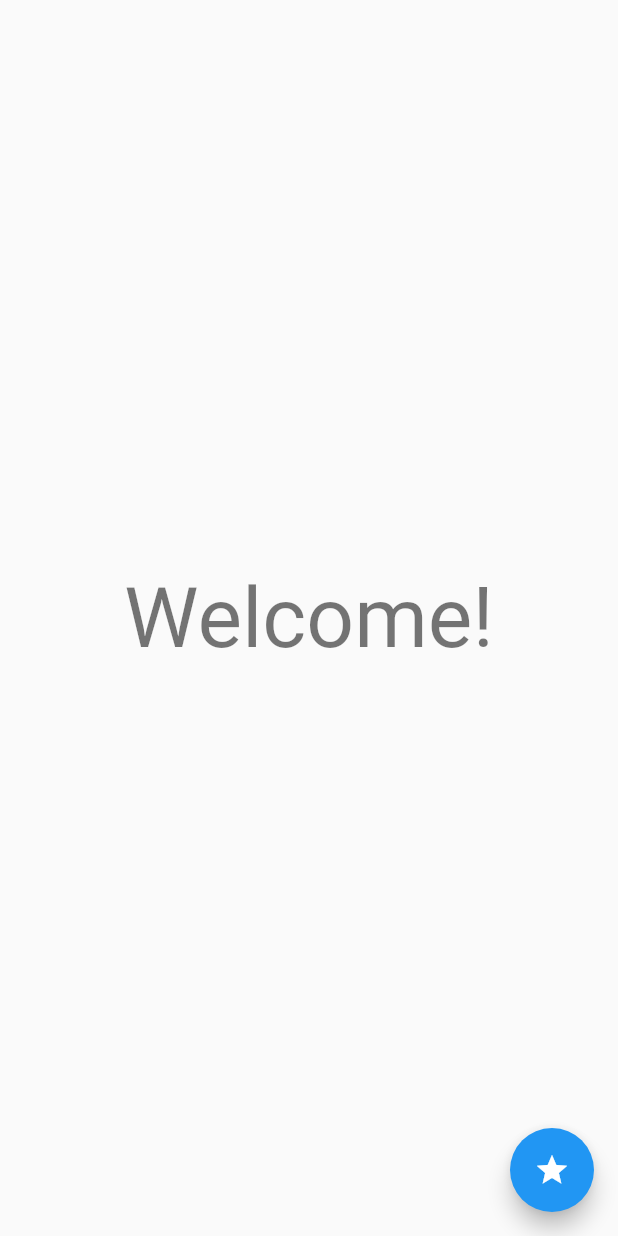
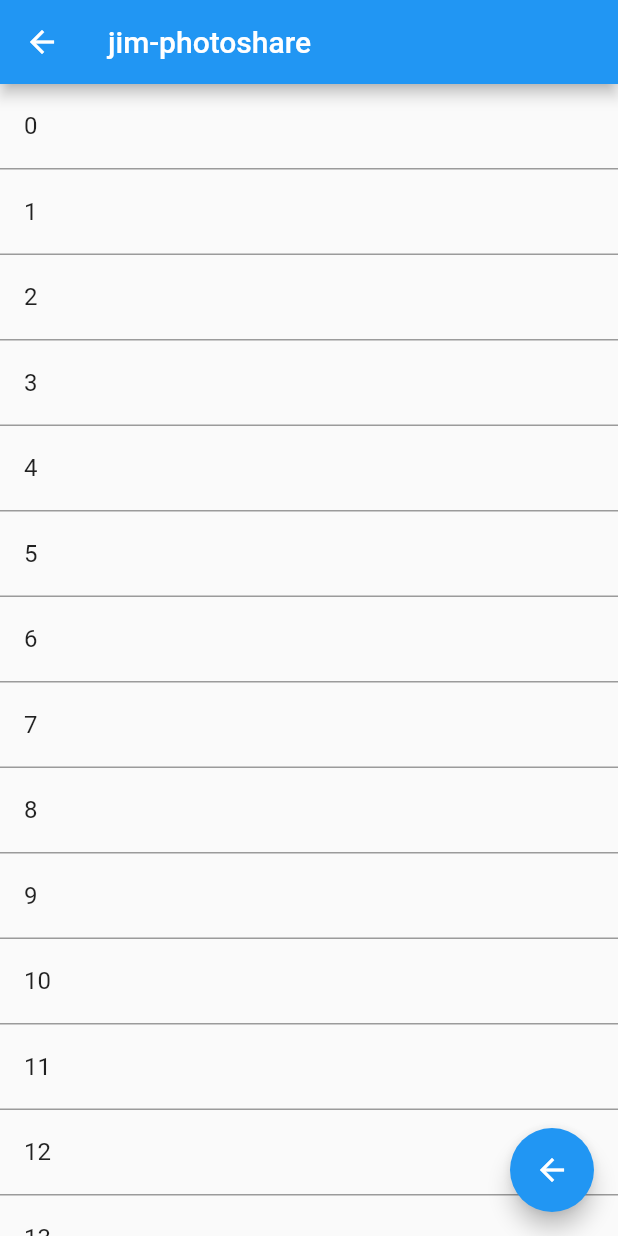
Before and after one commit to meganerisu/jimu-photoshare-flutter, a Flutter app: the WelcomeScreen screen opened by its route, on a phone screen of 412 x 824 dp. Run offline on Flutter 3.47's test engine with Material 2 defaults, Android fonts, the phone set to English and light mode, and no system bars; our stand-ins replace firebase_auth, firebase_core; accounts and stored records are empty.

Commit message:
ログイン後のページをlistviewに

```diff
--- a/photoshare_flutter/lib/main.dart
+++ b/photoshare_flutter/lib/main.dart
@@ -52,6 +52,16 @@ class SignUpScreen extends StatelessWidget {
       body: Center(
         child: SizedBox(
           width: 400,
+          // child: Column(
+          //   children: [
+          //     Card(
+          //       child: SignUpForm(),
+          //     ),
+          //     Text(_auth.currentUser != null
+          //         ? "hasdata" //_auth.currentUser.email
+          //         : "nodata")
+          //   ],
+          // ),
           child: Card(
             child: SignUpForm(),
           ),
@@ -74,12 +84,12 @@ class _SignUpFormState extends State<SignUpForm> {
   final GlobalKey<FormState> _formKey = GlobalKey<FormState>();
 
   double _formProgress = 0;
-  bool _success;
-  String _userEmail;
+  // bool _success;
+  // String _userEmail;
 
-  void _showWelcomeScreen() {
-    Navigator.of(context).pushNamed('/welcome');
-  }
+  // void _showWelcomeScreen() {
+  //   Navigator.of(context).pushNamed('/welcome');
+  // }
 
   void _signInWithEmailAndPassword() async {
     final User user = (await _auth.signInWithEmailAndPassword(
@@ -91,9 +101,9 @@ class _SignUpFormState extends State<SignUpForm> {
       setState(() {
         // _success = true;
         // _userEmail = user.email;
-        _usernameTextController.clear();
-        _passwordTextController.clear();
-        Navigator.of(context).pushNamed('/welcome');
+        // _usernameTextController.clear();
+        // _passwordTextController.clear();
+        Navigator.of(context).pushReplacementNamed('/welcome');
       });
     } else {
       setState(() {
--- a/photoshare_flutter/lib/sharepage.dart
+++ b/photoshare_flutter/lib/sharepage.dart
@@ -2,20 +2,34 @@ import 'package:flutter/material.dart';
 import 'package:firebase_auth/firebase_auth.dart';
 
 final FirebaseAuth _auth = FirebaseAuth.instance;
+var listItem = ["one", "two", "three", "four", "five", "six", "seven", "eight"];
 
 class WelcomeScreen extends StatelessWidget {
   @override
   Widget build(BuildContext context) {
     return Scaffold(
-      body: Center(
-        child: Text('Welcome!', style: Theme.of(context).textTheme.headline2),
+      appBar: AppBar(
+        title: const Text("jim-photoshare"),
       ),
+      body: ListView.builder(itemBuilder: (BuildContext context, int index) {
+        return Container(
+          decoration: BoxDecoration(
+            border: Border(bottom: BorderSide(color: Colors.black38)),
+          ),
+          child: ListTile(
+            title: Text("$index"),
+          ),
+        );
+      }),
+      // body: Center(
+      //   child: Text('Welcome!', style: Theme.of(context).textTheme.headline2),
+      // ),
       floatingActionButton: FloatingActionButton(
         onPressed: () {
           _auth.signOut();
-          Navigator.pop(context);
+          Navigator.of(context).pushReplacementNamed("/");
         },
-        child: const Icon(Icons.star),
+        child: const Icon(Icons.arrow_back),
       ),
     );
   }
```
Also changed, not shown: 1 other file.
